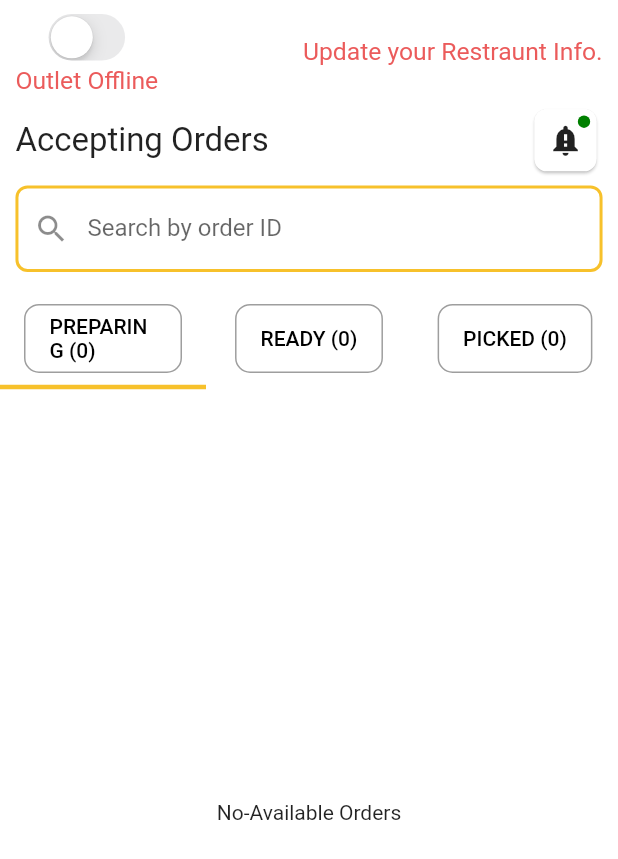
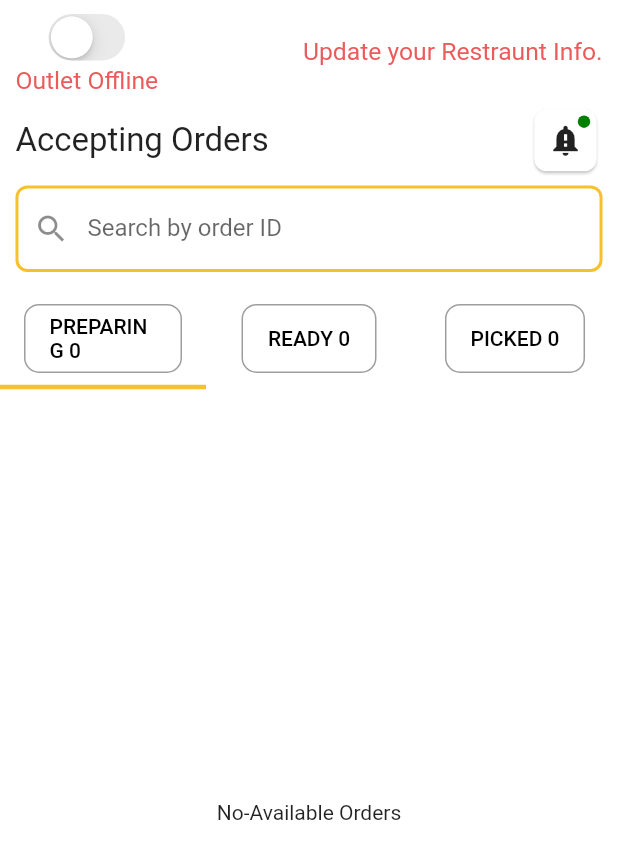
Before and after one commit to AKSHAT564564/Foodistaan-Restuarant, a Flutter app: the HomePage screen opened by its route, on a phone screen of 412 x 824 dp. Shown: the top 859 px of the screen. Run offline on Flutter 3.47's test engine with Material 2 defaults, Android fonts, the phone set to English and light mode, and no system bars; our stand-ins replace cloud_firestore, firebase_auth, firebase_core, modal_progress_hud_nsn, rflutter_alert and 1 more; missing offline and left inert: dart:ffi; accounts and stored records are empty.

Commit message:
Latest 25-03-2022 15:46

```diff
--- a/lib/functions/order_functions.dart
+++ b/lib/functions/order_functions.dart
@@ -162,8 +162,8 @@ class OrderFunctions {
     ScrollController _controller = ScrollController();
     var stream = FirebaseFirestore.instance
         .collection('live-orders')
-        .where('vendor-id', isEqualTo: findVendorId())
-        .where('order-status', isEqualTo: 'picked-up')
+        .where('vendor-id', isEqualTo: 'StreetFood1')
+        .where('order-status', isEqualTo: 'picked')
         .snapshots();
 
     return StreamBuilder(
@@ -222,6 +222,7 @@ class OrderFunctions {
     String _orderStatus = orderStatus.toString().toUpperCase();
     var stream = FirebaseFirestore.instance
         .collection('live-orders')
+        .where('vendor-id', isEqualTo: 'StreetFood1')
         .where('order-status', isEqualTo: orderStatus)
         .snapshots();
 
@@ -229,9 +230,24 @@ class OrderFunctions {
         stream: stream,
         builder: (BuildContext context, AsyncSnapshot<QuerySnapshot> snapshot) {
           if (snapshot.hasData) {
+            List recentOrders = [];
+            for (var i = 0; i < snapshot.data!.docs.length; i++) {
+              Map<dynamic, dynamic> orderData =
+                  snapshot.data!.docs[i].data() as Map<dynamic, dynamic>;
+
+              final last24Hours = orderData['time']
+                  .toDate()
+                  .compareTo(DateTime.now().subtract(Duration(hours: 24)));
+
+              if (last24Hours == 1) {
+                recentOrders.add([]);
+              } else {
+                continue;
+              }
+            }
             var count = snapshot.data!.docs.length;
             return Text(
-              "$_orderStatus ($count)",
+              "$_orderStatus ${recentOrders.length}",
               style: TextStyle(
                 color: Colors.black,
               ),
```
